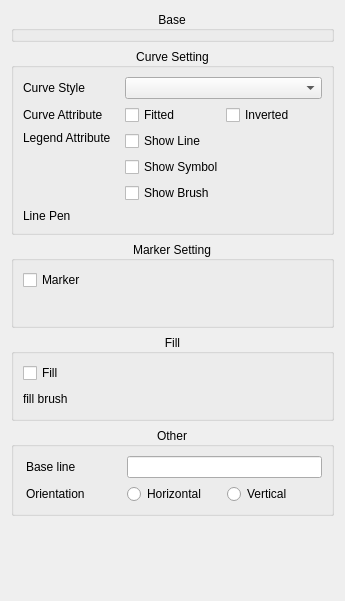
This is src/DAGui/ChartSetting/DAChartCurveItemSettingWidget.ui in czyt1988/data-workbench as Qt 5 draws it before an edit. The edited form follows.
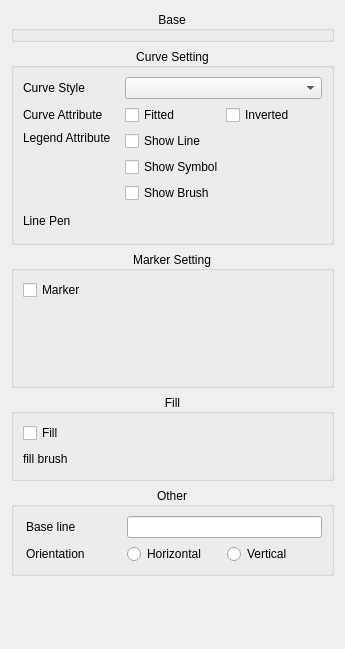
This is the edited form. Custom widgets are drawn as their Qt base class.

Diff of the .ui file:
```diff
--- a/src/DAGui/ChartSetting/DAChartCurveItemSettingWidget.ui
+++ b/src/DAGui/ChartSetting/DAChartCurveItemSettingWidget.ui
@@ -7,7 +7,7 @@
     <x>0</x>
     <y>0</y>
     <width>345</width>
-    <height>601</height>
+    <height>649</height>
    </rect>
   </property>
   <property name="windowTitle">
@@ -191,7 +191,7 @@
         <property name="minimumSize">
          <size>
           <width>0</width>
-          <height>12</height>
+          <height>24</height>
          </size>
         </property>
        </widget>
@@ -260,7 +260,7 @@
         <property name="minimumSize">
          <size>
           <width>0</width>
-          <height>20</height>
+          <height>70</height>
          </size>
         </property>
        </widget>
```
